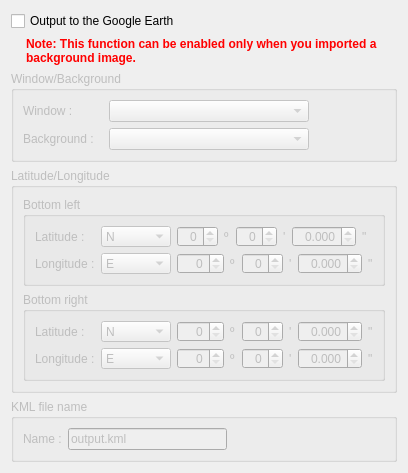
This is libs/gui/continuoussnapshot/continuoussnapshotgoogleearthsettingpage.ui in i-RIC/prepost-gui as Qt 5 draws it before an edit. The edited form follows.
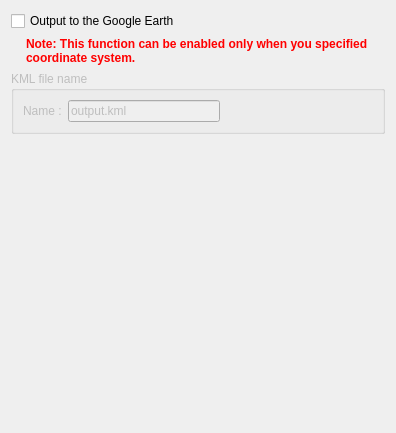
This is the edited form.

Commit message: Closes i-RIC/prepost-gui#506

Diff of the .ui file:
```diff
--- a/libs/gui/continuoussnapshot/continuoussnapshotgoogleearthsettingpage.ui
+++ b/libs/gui/continuoussnapshot/continuoussnapshotgoogleearthsettingpage.ui
@@ -57,7 +57,7 @@
         <string notr="true">color: rgb(255, 0, 0);</string>
        </property>
        <property name="text">
-        <string>Note: This function can be enabled only when you imported a background image.</string>
+        <string>Note: This function can be enabled only when you specified coordinate system.</string>
        </property>
        <property name="wordWrap">
         <bool>true</bool>
@@ -66,568 +66,6 @@
      </item>
     </layout>
    </item>
-   <item>
-    <widget class="QGroupBox" name="windowBackgroundGroupBox">
-     <property name="enabled">
-      <bool>false</bool>
-     </property>
-     <property name="title">
-      <string>Window/Background</string>
-     </property>
-     <layout class="QVBoxLayout" name="verticalLayout">
-      <item>
-       <layout class="QHBoxLayout" name="horizontalLayout">
-        <item>
-         <widget class="QLabel" name="windowLabel">
-          <property name="minimumSize">
-           <size>
-            <width>80</width>
-            <height>0</height>
-           </size>
-          </property>
-          <property name="maximumSize">
-           <size>
-            <width>100</width>
-            <height>16777215</height>
-           </size>
-          </property>
-          <property name="text">
-           <string>Window :</string>
-          </property>
-         </widget>
-        </item>
-        <item>
-         <widget class="QComboBox" name="windowComboBox">
-          <property name="minimumSize">
-           <size>
-            <width>200</width>
-            <height>0</height>
-           </size>
-          </property>
-          <property name="maximumSize">
-           <size>
-            <width>200</width>
-            <height>16777215</height>
-           </size>
-          </property>
-         </widget>
-        </item>
-        <item>
-         <spacer name="horizontalSpacer_6">
-          <property name="orientation">
-           <enum>Qt::Horizontal</enum>
-          </property>
-          <property name="sizeHint" stdset="0">
-           <size>
-            <width>40</width>
-            <height>20</height>
-           </size>
-          </property>
-         </spacer>
-        </item>
-       </layout>
-      </item>
-      <item>
-       <layout class="QHBoxLayout" name="horizontalLayout_2">
-        <item>
-         <widget class="QLabel" name="backgroundLabel">
-          <property name="minimumSize">
-           <size>
-            <width>80</width>
-            <height>0</height>
-           </size>
-          </property>
-          <property name="maximumSize">
-           <size>
-            <width>100</width>
-            <height>16777215</height>
-           </size>
-          </property>
-          <property name="text">
-           <string>Background :</string>
-          </property>
-         </widget>
-        </item>
-        <item>
-         <widget class="QComboBox" name="backgroundComboBox">
-          <property name="minimumSize">
-           <size>
-            <width>200</width>
-            <height>0</height>
-           </size>
-          </property>
-          <property name="maximumSize">
-           <size>
-            <width>200</width>
-            <height>16777215</height>
-           </size>
-          </property>
-         </widget>
-        </item>
-        <item>
-         <spacer name="horizontalSpacer_7">
-          <property name="orientation">
-           <enum>Qt::Horizontal</enum>
-          </property>
-          <property name="sizeHint" stdset="0">
-           <size>
-            <width>40</width>
-            <height>20</height>
-           </size>
-          </property>
-         </spacer>
-        </item>
-       </layout>
-      </item>
-     </layout>
-    </widget>
-   </item>
-   <item>
-    <widget class="QGroupBox" name="latitudeLongitudeGroupBox">
-     <property name="enabled">
-      <bool>false</bool>
-     </property>
-     <property name="title">
-      <string>Latitude/Longitude</string>
-     </property>
-     <layout class="QVBoxLayout" name="verticalLayout_4">
-      <item>
-       <widget class="QGroupBox" name="bottomLeftGroupBox">
-        <property name="title">
-         <string>Bottom left</string>
-        </property>
-        <layout class="QVBoxLayout" name="verticalLayout_2">
-         <item>
-          <layout class="QHBoxLayout" name="horizontalLayout_3">
-           <item>
-            <widget class="QLabel" name="leftLatitudeLabel">
-             <property name="minimumSize">
-              <size>
-               <width>60</width>
-               <height>0</height>
-              </size>
-             </property>
-             <property name="text">
-              <string>Latitude :</string>
-             </property>
-            </widget>
-           </item>
-           <item>
-            <widget class="QComboBox" name="leftLatitudeComboBox">
-             <property name="minimumSize">
-              <size>
-               <width>70</width>
-               <height>0</height>
-              </size>
-             </property>
-             <item>
-              <property name="text">
-               <string>N</string>
-              </property>
-             </item>
-             <item>
-              <property name="text">
-               <string>S</string>
-              </property>
-             </item>
-            </widget>
-           </item>
-           <item>
-            <widget class="QSpinBox" name="leftLatitudeDegreeSpinBox">
-             <property name="alignment">
-              <set>Qt::AlignRight|Qt::AlignTrailing|Qt::AlignVCenter</set>
-             </property>
-             <property name="maximum">
-              <number>89</number>
-             </property>
-            </widget>
-           </item>
-           <item>
-            <widget class="QLabel" name="leftLatitudeDegreeLabel">
-             <property name="text">
-              <string>º</string>
-             </property>
-            </widget>
-           </item>
-           <item>
-            <widget class="QSpinBox" name="leftLatitudeMinuteSpinBox">
-             <property name="alignment">
-              <set>Qt::AlignRight|Qt::AlignTrailing|Qt::AlignVCenter</set>
-             </property>
-             <property name="maximum">
-              <number>59</number>
-             </property>
-            </widget>
-           </item>
-           <item>
-            <widget class="QLabel" name="leftLatitudeMinuteLabel">
-             <property name="text">
-              <string>'</string>
-             </property>
-            </widget>
-           </item>
-           <item>
-            <widget class="QDoubleSpinBox" name="leftLatitudeSecondSpinBox">
-             <property name="alignment">
-              <set>Qt::AlignRight|Qt::AlignTrailing|Qt::AlignVCenter</set>
-             </property>
-             <property name="decimals">
-              <number>3</number>
-             </property>
-             <property name="maximum">
-              <double>60.000000000000000</double>
-             </property>
-            </widget>
-           </item>
-           <item>
-            <widget class="QLabel" name="leftLatitudeSecondLabel">
-             <property name="text">
-              <string>&quot;</string>
-             </property>
-            </widget>
-           </item>
-           <item>
-            <spacer name="horizontalSpacer">
-             <property name="orientation">
-              <enum>Qt::Horizontal</enum>
-             </property>
-             <property name="sizeHint" stdset="0">
-              <size>
-               <width>40</width>
-               <height>20</height>
-              </size>
-             </property>
-            </spacer>
-           </item>
-          </layout>
-         </item>
-         <item>
-          <layout class="QHBoxLayout" name="horizontalLayout_4">
-           <item>
-            <widget class="QLabel" name="leftLongitudeLabel">
-             <property name="minimumSize">
-              <size>
-               <width>60</width>
-               <height>0</height>
-              </size>
-             </property>
-             <property name="text">
-              <string>Longitude :</string>
-             </property>
-            </widget>
-           </item>
-           <item>
-            <widget class="QComboBox" name="leftLongitudeComboBox">
-             <property name="minimumSize">
-              <size>
-               <width>70</width>
-               <height>0</height>
-              </size>
-             </property>
-             <item>
-              <property name="text">
-               <string>E</string>
-              </property>
-             </item>
-             <item>
-              <property name="text">
-               <string>W</string>
-              </property>
-             </item>
-            </widget>
-           </item>
-           <item>
-            <widget class="QSpinBox" name="leftLongitudeDegreeSpinBox">
-             <property name="alignment">
-              <set>Qt::AlignRight|Qt::AlignTrailing|Qt::AlignVCenter</set>
-             </property>
-             <property name="maximum">
-              <number>179</number>
-             </property>
-            </widget>
-           </item>
-           <item>
-            <widget class="QLabel" name="leftLongitudeDegreeLabel">
-             <property name="text">
-              <string>º</string>
-             </property>
-            </widget>
-           </item>
-           <item>
-            <widget class="QSpinBox" name="leftLongitudeMinuteSpinBox">
-             <property name="alignment">
-              <set>Qt::AlignRight|Qt::AlignTrailing|Qt::AlignVCenter</set>
-             </property>
-             <property name="maximum">
-              <number>59</number>
-             </property>
-            </widget>
-           </item>
-           <item>
-            <widget class="QLabel" name="leftLongitudeMinuteLabel">
-             <property name="text">
-              <string>'</string>
-             </property>
-            </widget>
-           </item>
-           <item>
-            <widget class="QDoubleSpinBox" name="leftLongitudeSecondSpinBox">
-             <property name="alignment">
-              <set>Qt::AlignRight|Qt::AlignTrailing|Qt::AlignVCenter</set>
-             </property>
-             <property name="decimals">
-              <number>3</number>
-             </property>
-             <property name="maximum">
-              <double>60.000000000000000</double>
-             </property>
-            </widget>
-           </item>
-           <item>
-            <widget class="QLabel" name="leftLongitudeSecondLabel">
-             <property name="text">
-              <string>&quot;</string>
-             </property>
-            </widget>
-           </item>
-           <item>
-            <spacer name="horizontalSpacer_2">
-             <property name="orientation">
-              <enum>Qt::Horizontal</enum>
-             </property>
-             <property name="sizeHint" stdset="0">
-              <size>
-               <width>40</width>
-               <height>20</height>
-              </size>
-             </property>
-            </spacer>
-           </item>
-          </layout>
-         </item>
-        </layout>
-       </widget>
-      </item>
-      <item>
-       <widget class="QGroupBox" name="bottomRightGroupBox">
-        <property name="title">
-         <string>Bottom right</string>
-        </property>
-        <layout class="QVBoxLayout" name="verticalLayout_3">
-         <item>
-          <layout class="QHBoxLayout" name="horizontalLayout_5">
-           <item>
-            <widget class="QLabel" name="rightLatitudeLabel">
-             <property name="minimumSize">
-              <size>
-               <width>60</width>
-               <height>0</height>
-              </size>
-             </property>
-             <property name="text">
-              <string>Latitude :</string>
-             </property>
-            </widget>
-           </item>
-           <item>
-            <widget class="QComboBox" name="rightLatitudeComboBox">
-             <property name="minimumSize">
-              <size>
-               <width>70</width>
-               <height>0</height>
-              </size>
-             </property>
-             <item>
-              <property name="text">
-               <string>N</string>
-              </property>
-             </item>
-             <item>
-              <property name="text">
-               <string>S</string>
-              </property>
-             </item>
-            </widget>
-           </item>
-           <item>
-            <widget class="QSpinBox" name="rightLatitudeDegreeSpinBox">
-             <property name="alignment">
-              <set>Qt::AlignRight|Qt::AlignTrailing|Qt::AlignVCenter</set>
-             </property>
-             <property name="maximum">
-              <number>179</number>
-             </property>
-            </widget>
-           </item>
-           <item>
-            <widget class="QLabel" name="rightLatitudeDegreeLabel">
-             <property name="text">
-              <string>º</string>
-             </property>
-            </widget>
-           </item>
-           <item>
-            <widget class="QSpinBox" name="rightLatitudeMinuteSpinBox">
-             <property name="alignment">
-              <set>Qt::AlignRight|Qt::AlignTrailing|Qt::AlignVCenter</set>
-             </property>
-             <property name="maximum">
-              <number>59</number>
-             </property>
-            </widget>
-           </item>
-           <item>
-            <widget class="QLabel" name="rightLatitudeMinuteLabel">
-             <property name="text">
-              <string>'</string>
-             </property>
-            </widget>
-           </item>
-           <item>
-            <widget class="QDoubleSpinBox" name="rightLatitudeSecondSpinBox">
-             <property name="alignment">
-              <set>Qt::AlignRight|Qt::AlignTrailing|Qt::AlignVCenter</set>
-             </property>
-             <property name="decimals">
-              <number>3</number>
-             </property>
-             <property name="maximum">
-              <double>60.000000000000000</double>
-             </property>
-            </widget>
-           </item>
-           <item>
-            <widget class="QLabel" name="rightLatitudeSecondLabel">
-             <property name="text">
-              <string>&quot;</string>
-             </property>
-            </widget>
-           </item>
-           <item>
-            <spacer name="horizontalSpacer_3">
-             <property name="orientation">
-              <enum>Qt::Horizontal</enum>
-             </property>
-             <property name="sizeHint" stdset="0">
-              <size>
-               <width>40</width>
-               <height>20</height>
-              </size>
-             </property>
-            </spacer>
-           </item>
-          </layout>
-         </item>
-         <item>
-          <layout class="QHBoxLayout" name="horizontalLayout_6">
-           <item>
-            <widget class="QLabel" name="rightLongitudeLabel">
-             <property name="minimumSize">
-              <size>
-               <width>60</width>
-               <height>0</height>
-              </size>
-             </property>
-             <property name="text">
-              <string>Longitude :</string>
-             </property>
-            </widget>
-           </item>
-           <item>
-            <widget class="QComboBox" name="rightLongitudeComboBox">
-             <property name="minimumSize">
-              <size>
-               <width>70</width>
-               <height>0</height>
-              </size>
-             </property>
-             <item>
-              <property name="text">
-               <string>E</string>
-              </property>
-             </item>
-             <item>
-              <property name="text">
-               <string>W</string>
-              </property>
-             </item>
-            </widget>
-           </item>
-           <item>
-            <widget class="QSpinBox" name="rightLongitudeDegreeSpinBox">
-             <property name="alignment">
-              <set>Qt::AlignRight|Qt::AlignTrailing|Qt::AlignVCenter</set>
-             </property>
-             <property name="maximum">
-              <number>179</number>
-             </property>
-            </widget>
-           </item>
-           <item>
-            <widget class="QLabel" name="rightLongitudeDegreeLabel">
-             <property name="text">
-              <string>º</string>
-             </property>
-            </widget>
-           </item>
-           <item>
-            <widget class="QSpinBox" name="rightLongitudeMinuteSpinBox">
-             <property name="alignment">
-              <set>Qt::AlignRight|Qt::AlignTrailing|Qt::AlignVCenter</set>
-             </property>
-             <property name="maximum">
-              <number>59</number>
-             </property>
-            </widget>
-           </item>
-           <item>
-            <widget class="QLabel" name="rightLongitudeMinuteLabel">
-             <property name="text">
-              <string>'</string>
-             </property>
-            </widget>
-           </item>
-           <item>
-            <widget class="QDoubleSpinBox" name="rightLongitudeSecondSpinBox">
-             <property name="alignment">
-              <set>Qt::AlignRight|Qt::AlignTrailing|Qt::AlignVCenter</set>
-             </property>
-             <property name="decimals">
-              <number>3</number>
-             </property>
-             <property name="maximum">
-              <double>60.000000000000000</double>
-             </property>
-            </widget>
-           </item>
-           <item>
-            <widget class="QLabel" name="rightLongitudeSecondLabel">
-             <property name="text">
-              <string>&quot;</string>
-             </property>
-            </widget>
-           </item>
-           <item>
-            <spacer name="horizontalSpacer_4">
-             <property name="orientation">
-              <enum>Qt::Horizontal</enum>
-             </property>
-             <property name="sizeHint" stdset="0">
-              <size>
-               <width>40</width>
-               <height>20</height>
-              </size>
-             </property>
-            </spacer>
-           </item>
-          </layout>
-         </item>
-        </layout>
-       </widget>
-      </item>
-     </layout>
-    </widget>
-   </item>
    <item>
     <widget class="QGroupBox" name="kmlGroupBox">
      <property name="enabled">
```
Left out of the diff: 32 changed lines with no effect on the pictures. The commit also changes 6 other files.
